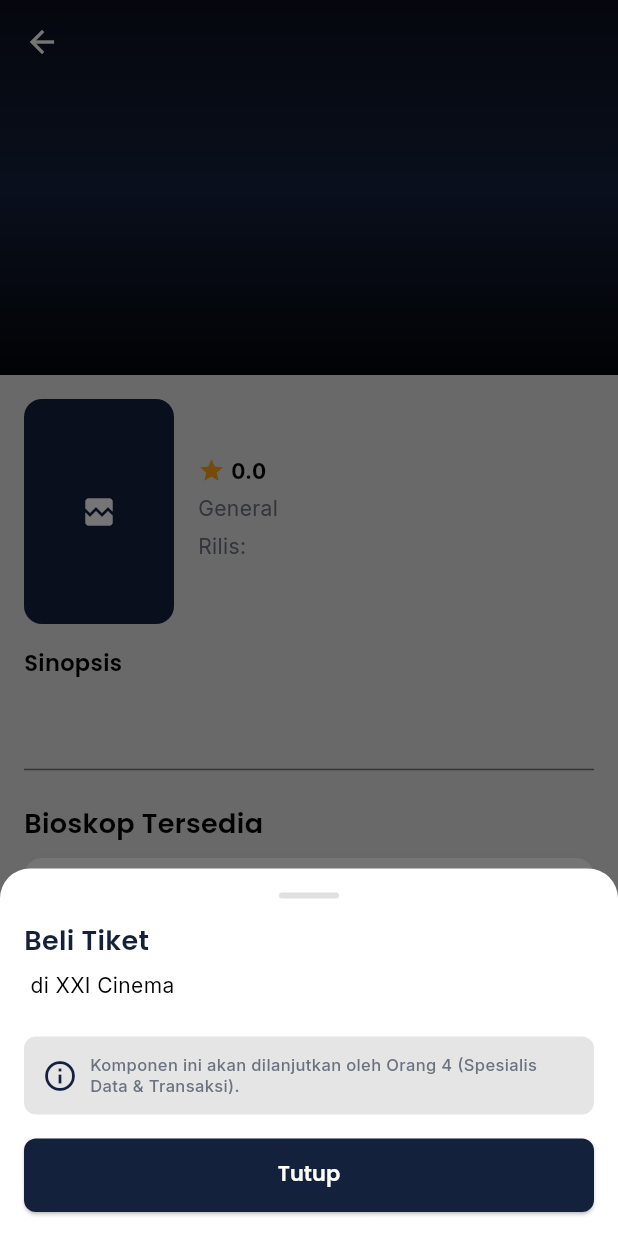
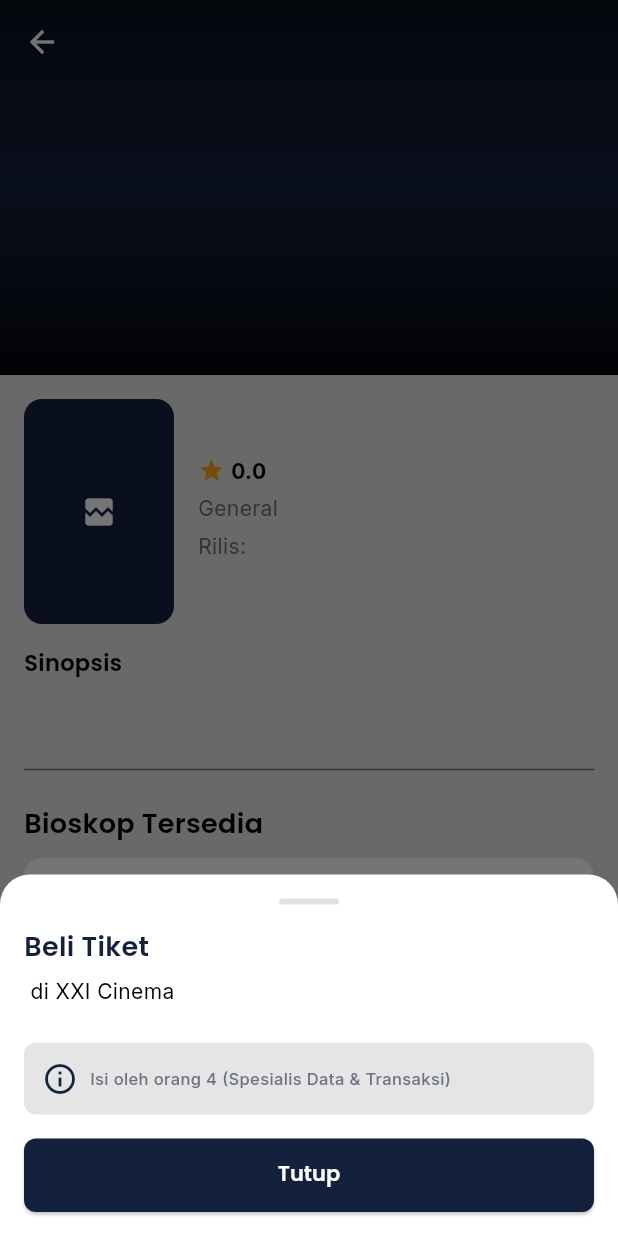
Before and after one commit to darelllien/movie_app_flutter, a Flutter app: the MovieDetailPage screen opened directly with empty values, after a tap on "Beli", on a phone screen of 412 x 824 dp. Run offline on Flutter 3.47's test engine with Material 3 defaults, Android fonts, the phone set to English and light mode, and no system bars; our stand-ins replace carousel_slider, flutter_dotenv, google_fonts; network calls fail.

Commit message:
refactor: extract cinema card and ticket bottom sheet to widgets
- Extracted `_buildCinemaItem` into a standalone `CinemaCard` widget.
- Extracted `_showTicketBottomSheet` into a reusable `TicketBottomSheet` widget.
- Refactored `MovieDetailPage` to consume these widgets instead of defining complex UI elements inline.

```diff
--- a/movie_app/lib/screens/details/movie_detail_page.dart
+++ b/movie_app/lib/screens/details/movie_detail_page.dart
@@ -4,6 +4,8 @@ import 'package:movie_app/constants/app_text_styles.dart';
 import 'package:movie_app/models/movie.dart';
 import 'package:movie_app/data/dummy_data.dart';
 import 'package:movie_app/models/cinema.dart';
+import 'package:movie_app/widgets/cinema_card.dart';
+import 'package:movie_app/widgets/ticket_buttom_sheet.dart';
 
 class MovieDetailPage extends StatelessWidget {
   final Movie movie;
@@ -195,157 +197,15 @@ class MovieDetailPage extends StatelessWidget {
       itemCount: cinemas.length,
       itemBuilder: (context, index) {
         final cinema = cinemas[index];
-        return _buildCinemaItem(context, cinema);
-      },
-    );
-  }
-
-  Widget _buildCinemaItem(BuildContext context, Cinema cinema) {
-    return Container(
-      margin: const EdgeInsets.only(bottom: 12),
-      decoration: BoxDecoration(
-        color: AppColors.surface,
-        borderRadius: BorderRadius.circular(12),
-        boxShadow: [
-          BoxShadow(
-            color: Colors.black.withValues(alpha: 0.05),
-            blurRadius: 10,
-            offset: const Offset(0, 4),
-          ),
-        ],
-      ),
-      child: ListTile(
-        contentPadding: const EdgeInsets.symmetric(horizontal: 16, vertical: 8),
-        leading: ClipRRect(
-          borderRadius: BorderRadius.circular(8),
-          child: Image.network(
-            cinema.logoUrl,
-            width: 50,
-            height: 50,
-            fit: BoxFit.cover,
-            errorBuilder: (context, error, stackTrace) {
-              return Container(
-                width: 50,
-                height: 50,
-                color: AppColors.base,
-                child: const Icon(Icons.movie, color: AppColors.primary),
-              );
-            },
-          ),
-        ),
-        title: Text(
-          cinema.name,
-          style: AppTextStyles.headingSmall.copyWith(color: AppColors.textPrimary),
-        ),
-        subtitle: Column(
-          crossAxisAlignment: CrossAxisAlignment.start,
-          children: [
-            const SizedBox(height: 4),
-            Text(
-              cinema.operatingHours,
-              style: AppTextStyles.caption.copyWith(color: AppColors.textSecondary),
-            ),
-          ],
-        ),
-        trailing: ElevatedButton(
-          style: ElevatedButton.styleFrom(
-            backgroundColor: AppColors.cta,
-            foregroundColor: AppColors.textOnCta,
-            shape: RoundedRectangleBorder(
-              borderRadius: BorderRadius.circular(8),
-            ),
-          ),
-          onPressed: () {
-            _showTicketBottomSheet(context, cinema);
+        return CinemaCard(
+          cinema: cinema,
+          onBuyPressed: () {
+            TicketBottomSheet.show(
+              context,
+              movieTitle: movie.title,
+              cinemaName: cinema.name,
+            );
           },
-          child: Text(
-            'Beli',
-            style: AppTextStyles.button,
-          ),
-        ),
-      ),
-    );
-  }
-
-  void _showTicketBottomSheet(BuildContext context, Cinema cinema) {
-    showModalBottomSheet(
-      context: context,
-      isScrollControlled: true,
-      shape: const RoundedRectangleBorder(
-        borderRadius: BorderRadius.vertical(top: Radius.circular(20)),
-      ),
-      builder: (context) {
-        return Padding(
-          padding: EdgeInsets.only(
-            left: 16,
-            right: 16,
-            top: 16,
-            bottom: MediaQuery.of(context).viewInsets.bottom + 16,
-          ),
-          child: Column(
-            mainAxisSize: MainAxisSize.min,
-            crossAxisAlignment: CrossAxisAlignment.start,
-            children: [
-              Center(
-                child: Container(
-                  width: 40,
-                  height: 4,
-                  decoration: BoxDecoration(
-                    color: Colors.grey[300],
-                    borderRadius: BorderRadius.circular(2),
-                  ),
-                ),
-              ),
-              const SizedBox(height: 16),
-              Text(
-                'Beli Tiket',
-                style: AppTextStyles.headingMedium.copyWith(color: AppColors.primary),
-              ),
-              const SizedBox(height: 8),
-              Text(
-                '${movie.title} di ${cinema.name}',
-                style: AppTextStyles.bodyMedium.copyWith(color: AppColors.textPrimary),
-              ),
-              const SizedBox(height: 24),
-              Container(
-                padding: const EdgeInsets.all(12),
-                decoration: BoxDecoration(
-                  color: AppColors.base,
-                  borderRadius: BorderRadius.circular(8),
-                ),
-                child: Row(
-                  children: [
-                    const Icon(Icons.info_outline, color: AppColors.primary),
-                    const SizedBox(width: 8),
-                    Expanded(
-                      child: Text(
-                        'Komponen ini akan dilanjutkan oleh Orang 4 (Spesialis Data & Transaksi).',
-                        style: AppTextStyles.caption.copyWith(color: AppColors.textSecondary),
-                      ),
-                    ),
-                  ],
-                ),
-              ),
-              const SizedBox(height: 16),
-              SizedBox(
-                width: double.infinity,
-                child: ElevatedButton(
-                  style: ElevatedButton.styleFrom(
-                    backgroundColor: AppColors.primary,
-                    padding: const EdgeInsets.symmetric(vertical: 16),
-                    shape: RoundedRectangleBorder(
-                      borderRadius: BorderRadius.circular(8),
-                    ),
-                  ),
-                  onPressed: () => Navigator.pop(context),
-                  child: Text(
-                    'Tutup',
-                    style: AppTextStyles.button.copyWith(color: AppColors.white),
-                  ),
-                ),
-              ),
-            ],
-          ),
         );
       },
     );
--- a/movie_app/lib/widgets/cinema_card.dart
+++ b/movie_app/lib/widgets/cinema_card.dart
@@ -0,0 +1,82 @@
+import 'package:flutter/material.dart';
+import 'package:movie_app/constants/app_color.dart';
+import 'package:movie_app/constants/app_text_styles.dart';
+import 'package:movie_app/models/cinema.dart';
+
+class CinemaCard extends StatelessWidget {
+  final Cinema cinema;
+  final VoidCallback onBuyPressed;
+
+  const CinemaCard({
+    super.key,
+    required this.cinema,
+    required this.onBuyPressed,
+  });
+
+  @override
+  Widget build(BuildContext context) {
+    return Container(
+      margin: const EdgeInsets.only(bottom: 12),
+      decoration: BoxDecoration(
+        color: AppColors.surface,
+        borderRadius: BorderRadius.circular(12),
+        boxShadow: [
+          BoxShadow(
+            color: Colors.black.withValues(alpha: 0.05),
+            blurRadius: 10,
+            offset: const Offset(0, 4),
+          ),
+        ],
+      ),
+      child: ListTile(
+        contentPadding: const EdgeInsets.symmetric(horizontal: 16, vertical: 8),
+        leading: ClipRRect(
+          borderRadius: BorderRadius.circular(8),
+          child: Image.network(
+            cinema.logoUrl,
+            width: 50,
+            height: 50,
+            fit: BoxFit.cover,
+            errorBuilder: (context, error, stackTrace) {
+              return Container(
+                width: 50,
+                height: 50,
+                color: AppColors.base,
+                child: const Icon(Icons.movie, color: AppColors.primary),
+              );
+            },
+          ),
+        ),
+        title: Text(
+          cinema.name,
+          style: AppTextStyles.headingSmall.copyWith(
+            color: AppColors.textPrimary,
+          ),
+        ),
+        subtitle: Column(
+          crossAxisAlignment: CrossAxisAlignment.start,
+          children: [
+            const SizedBox(height: 4),
+            Text(
+              cinema.operatingHours,
+              style: AppTextStyles.caption.copyWith(
+                color: AppColors.textSecondary,
+              ),
+            ),
+          ],
+        ),
+        trailing: ElevatedButton(
+          style: ElevatedButton.styleFrom(
+            backgroundColor: AppColors.cta,
+            foregroundColor: AppColors.textOnCta,
+            shape: RoundedRectangleBorder(
+              borderRadius: BorderRadius.circular(8),
+            ),
+          ),
+          onPressed: onBuyPressed,
+          child: Text('Beli', style: AppTextStyles.button),
+        ),
+      ),
+    );
+  }
+}
--- a/movie_app/lib/widgets/ticket_buttom_sheet.dart
+++ b/movie_app/lib/widgets/ticket_buttom_sheet.dart
@@ -0,0 +1,106 @@
+import 'package:flutter/material.dart';
+import 'package:movie_app/constants/app_color.dart';
+import 'package:movie_app/constants/app_text_styles.dart';
+
+class TicketBottomSheet extends StatelessWidget {
+  final String movieTitle;
+  final String cinemaName;
+
+  const TicketBottomSheet({
+    super.key,
+    required this.movieTitle,
+    required this.cinemaName,
+  });
+
+  static void show(BuildContext context, {required String movieTitle, required String cinemaName}) {
+    showModalBottomSheet(
+      context: context,
+      isScrollControlled: true,
+      shape: const RoundedRectangleBorder(
+        borderRadius: BorderRadius.vertical(top: Radius.circular(20)),
+      ),
+      builder: (context) {
+        return TicketBottomSheet(
+          movieTitle: movieTitle,
+          cinemaName: cinemaName,
+        );
+      },
+    );
+  }
+
+  @override
+  Widget build(BuildContext context) {
+    return Padding(
+      padding: EdgeInsets.only(
+        left: 16,
+        right: 16,
+        top: 16,
+        bottom: MediaQuery.of(context).viewInsets.bottom + 16,
+      ),
+      child: Column(
+        mainAxisSize: MainAxisSize.min,
+        crossAxisAlignment: CrossAxisAlignment.start,
+        children: [
+          Center(
+            child: Container(
+              width: 40,
+              height: 4,
+              decoration: BoxDecoration(
+                color: Colors.grey[300],
+                borderRadius: BorderRadius.circular(2),
+              ),
+            ),
+          ),
+          const SizedBox(height: 16),
+          Text(
+            'Beli Tiket',
+            style: AppTextStyles.headingMedium.copyWith(color: AppColors.primary),
+          ),
+          const SizedBox(height: 8),
+          Text(
+            '$movieTitle di $cinemaName',
+            style: AppTextStyles.bodyMedium.copyWith(color: AppColors.textPrimary),
+          ),
+          const SizedBox(height: 24),
+          Container(
+            padding: const EdgeInsets.all(12),
+            decoration: BoxDecoration(
+              color: AppColors.base,
+              borderRadius: BorderRadius.circular(8),
+            ),
+            child: Row(
+              children: [
+                const Icon(Icons.info_outline, color: AppColors.primary),
+                const SizedBox(width: 8),
+                Expanded(
+                  child: Text(
+                    'Isi oleh orang 4 (Spesialis Data & Transaksi)',
+                    style: AppTextStyles.caption.copyWith(color: AppColors.textSecondary),
+                  ),
+                ),
+              ],
+            ),
+          ),
+          const SizedBox(height: 16),
+          SizedBox(
+            width: double.infinity,
+            child: ElevatedButton(
+              style: ElevatedButton.styleFrom(
+                backgroundColor: AppColors.primary,
+                padding: const EdgeInsets.symmetric(vertical: 16),
+                shape: RoundedRectangleBorder(
+                  borderRadius: BorderRadius.circular(8),
+                ),
+              ),
+              onPressed: () => Navigator.pop(context),
+              child: Text(
+                'Tutup',
+                style: AppTextStyles.button.copyWith(color: AppColors.white),
+              ),
+            ),
+          ),
+        ],
+      ),
+    );
+  }
+}
```
